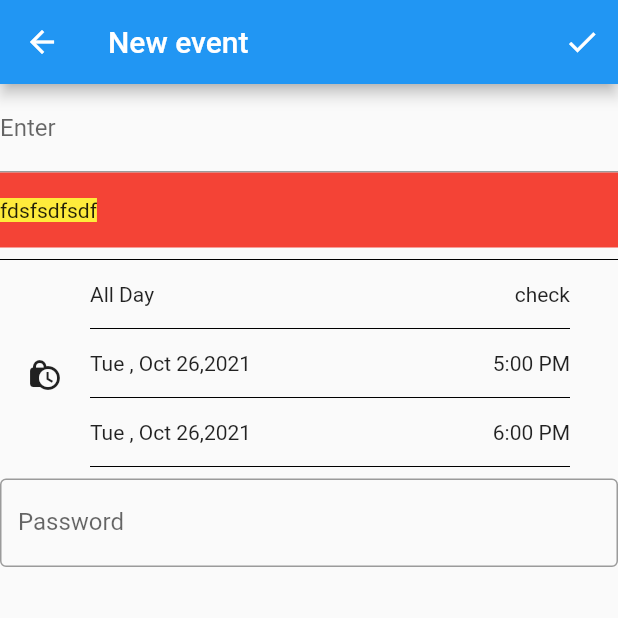
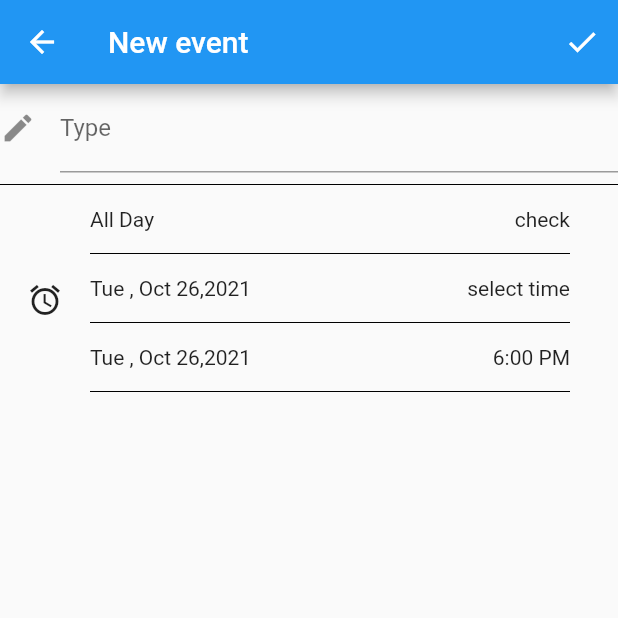
Before and after one commit to olaloat/teleWorkMobile, a Flutter app: the TaskEditScreen screen opened directly, on a phone screen of 412 x 824 dp, the top half of it. Run offline on Flutter 3.47's test engine with Material 2 defaults, Android fonts, the phone set to English and light mode, and no system bars.

Commit message:
edit task3

```diff
--- a/lib/Screen/TaskEditScreen.dart
+++ b/lib/Screen/TaskEditScreen.dart
@@ -30,38 +30,24 @@ class _TaskEditScreenState extends State<TaskEditScreen> {
           children: [
             Column(
               children: [
+                //===========================input Text====================
+
                 Container(
                   child: const TextField(
-                    decoration: InputDecoration(labelText: "Enter"),
+                    decoration: InputDecoration(
+                        labelText: "Type", icon: Icon(Icons.edit)),
                   ),
                 ),
-                //=======================  title input ===========================
-                Container(
-                  color: Colors.red,
-                  height: 50,
-                  child: Row(
-                    children: [
-                      // Container(
-                      //   child: Icon(Icons.edit),
-                      //   width: 60,
-                      // ),
-                      Container(
-                          color: Colors.yellow, child: Text("fdsfsdfsdf")),
+                //===========================input Text====================
 
-                      Container(
-                        color: Colors.yellow,
-                      ),
-                    ],
-                  ),
-                ),
-                Divider(color: Colors.black),
+                const Divider(color: Colors.black),
 
                 //=========================  block  select time =========================
                 Row(
                   children: [
                     //================================  icon clock =======================
                     Container(
-                      child: Icon(Icons.lock_clock),
+                      child: const Icon(Icons.access_alarm),
                       width: 60,
                     ),
 
@@ -89,7 +75,7 @@ class _TaskEditScreenState extends State<TaskEditScreen> {
                                 ],
                               ),
                             ),
-                            Divider(color: Colors.black),
+                            const Divider(color: Colors.black),
                             //========================  block  All day =====================================================
 
                             //========================  block  Start =====================================================
@@ -104,13 +90,20 @@ class _TaskEditScreenState extends State<TaskEditScreen> {
                                     ),
                                   ),
                                   Container(
-                                    child: Text("5:00 PM"),
-                                    //color: Colors.blue,
+                                    child:
+                                        //Text("5:00 PM"),
+
+                                        InkWell(
+                                      onTap: () {
+                                        // Navigator.pushNamed(context, "write your route");โ
+                                      },
+                                      child: new Text("select time"),
+                                    ),
                                   ),
                                 ],
                               ),
                             ),
-                            Divider(color: Colors.black),
+                            const Divider(color: Colors.black),
                             //========================  block  Start =====================================================
 
                             //========================  block  end =====================================================
@@ -131,20 +124,12 @@ class _TaskEditScreenState extends State<TaskEditScreen> {
                                 ],
                               ),
                             ),
-                            Divider(color: Colors.black)
+                            const Divider(color: Colors.black),
                             //========================  block  end =====================================================
                           ],
                         )),
                   ],
                 ),
-
-                TextField(
-                  obscureText: true,
-                  decoration: InputDecoration(
-                      border: OutlineInputBorder(),
-                      labelText: 'Password',
-                      fillColor: Colors.red),
-                )
               ],
             )
 
```
